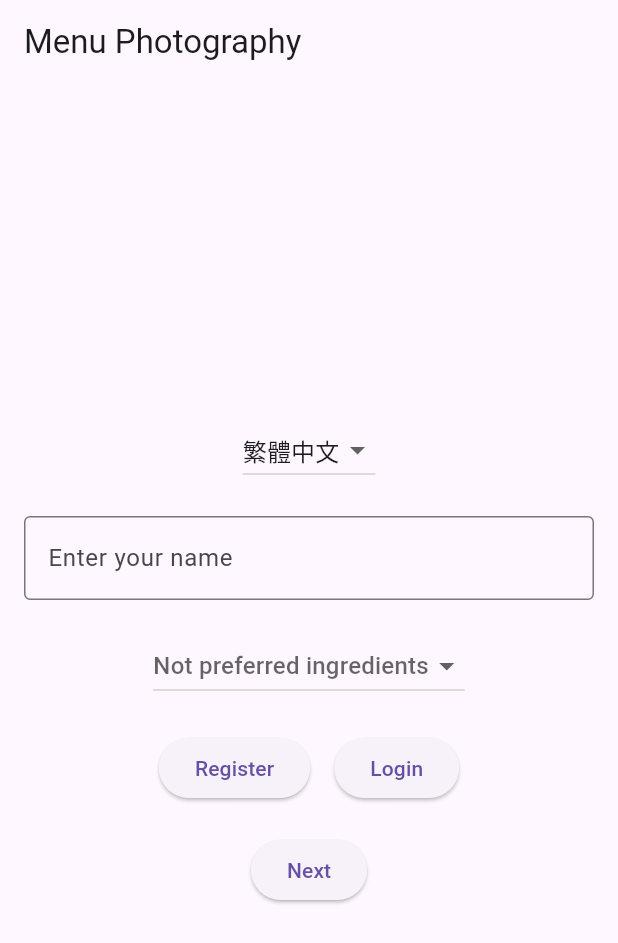
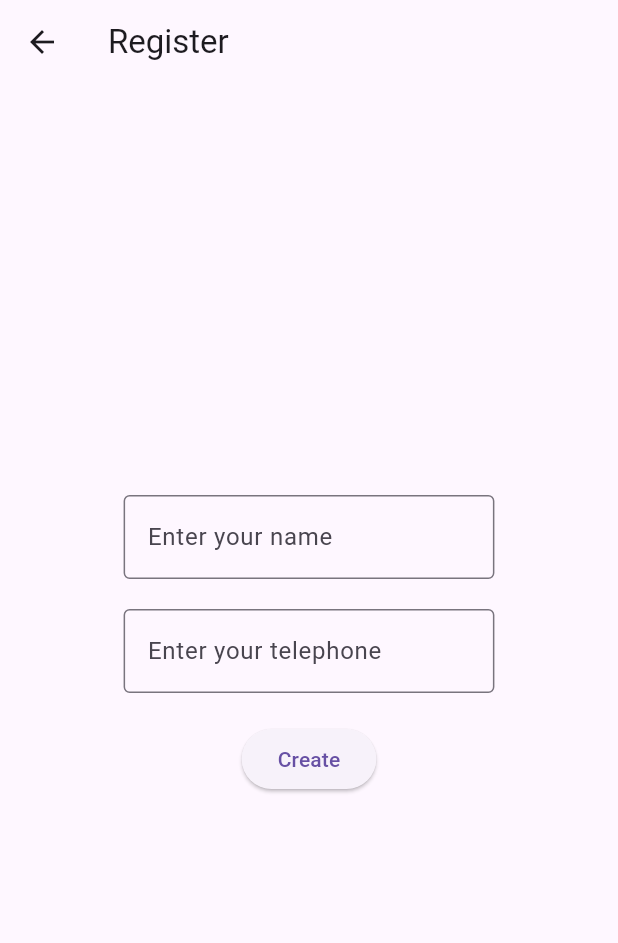
Before and after one commit to neomichael/teampro4, a Flutter app: the screen it shows after launch, after a tap on "Register", on a phone screen of 412 x 824 dp. Shown: the top 943 px of the screen. Run offline on Flutter 3.47's test engine with Material 3 defaults, Android fonts, the phone set to English and light mode, and no system bars; our stand-ins replace image_gallery_saver, image_picker; generated files the repository leaves out were written again.

Commit message:
New function implement
1.registration_page.dart : It supports user account creation and save to csv file.
2.csv_helper.dart: It create the csv and update customer data.

```diff
--- /dev/null
+++ b/lib/csv_helper.dart
@@ -0,0 +1,17 @@
+import 'dart:io';
+import 'package:path_provider/path_provider.dart';
+
+class CSVHelper {
+  static Future<void> saveInfo(String name, String telephone) async {
+    final Directory directory = await getApplicationDocumentsDirectory();
+    final String path = '${directory.path}/info.csv';
+    final File file = File(path);
+
+    final bool fileExists = await file.exists();
+    if (!fileExists) {
+      await file.writeAsString('Name,Telephone\n');
+    }
+
+    await file.writeAsString('$name,$telephone\n', mode: FileMode.append);
+  }
+}
--- a/lib/entrance_page.dart
+++ b/lib/entrance_page.dart
@@ -3,6 +3,7 @@ import 'package:flutter_gen/gen_l10n/app_localizations.dart';
 import 'photo_taking.dart';
 import 'dart:io';
 import 'main.dart'; // Import the MyApp class
+import 'registration_page.dart';
 
 class EntrancePage extends StatefulWidget {
   @override
@@ -97,7 +98,12 @@ class _EntrancePageState extends State<EntrancePage> {
                   children: [
                     ElevatedButton(
                       onPressed: () {
-                        print('Register as new user');
+                        Navigator.push(
+                          context,
+                          MaterialPageRoute(
+                            builder: (context) => RegistrationPage(),
+                          ),
+                        );
                       },
                       child: Text(AppLocalizations.of(context)!.register),
                     ),
--- a/lib/l10n/app_en.arb
+++ b/lib/l10n/app_en.arb
@@ -2,6 +2,7 @@
     "menuPhotography": "Menu Photography",
     "selectLanguage": "Select Language",
     "enterName": "Enter your name",
+    "enterTelephone": "Enter your telephone",
     "notPreferred": "Not preferred ingredients",
     "register": "Register",
     "login": "Login",
@@ -12,5 +13,6 @@
     "saveImage": "Save Image",
     "changeLanguage": "Change Language",
     "imageSaved": "Image saved successfully",
-    "imageSaveError": "Failed to save image"
+    "imageSaveError": "Failed to save image",
+    "create": "Create"
 }
--- a/lib/l10n/app_ja.arb
+++ b/lib/l10n/app_ja.arb
@@ -2,6 +2,7 @@
     "menuPhotography": "メニュー撮影",
     "selectLanguage": "言語を選択",
     "enterName": "名前を入力してください",
+    "enterTelephone": "輸入您的電話",
     "notPreferred": "好まない食材",
     "register": "登録",
     "login": "ログイン",
@@ -12,5 +13,6 @@
     "saveImage": "画像を保存",
     "changeLanguage": "言語を変更",
     "imageSaved": "画像が正常に保存されました",
-    "imageSaveError": "画像の保存に失敗しました"
+    "imageSaveError": "画像の保存に失敗しました",
+    "create": "作成"
 }
--- a/lib/l10n/app_ko.arb
+++ b/lib/l10n/app_ko.arb
@@ -2,6 +2,7 @@
     "menuPhotography": "메뉴 촬영",
     "selectLanguage": "언어 선택",
     "enterName": "이름을 입력하세요",
+    "enterTelephone": "전화번호를 입력하세요",
     "notPreferred": "선호하지 않는 재료",
     "register": "등록",
     "login": "로그인",
@@ -12,6 +13,6 @@
     "saveImage": "이미지 저장",
     "changeLanguage": "언어 변경",
     "imageSaved": "이미지가 성공적으로 저장되었습니다",
-    "imageSaveError": "이미지 저장 실패"
-
+    "imageSaveError": "이미지 저장 실패",
+    "create": "만들기"
 }
--- a/lib/l10n/app_zh.arb
+++ b/lib/l10n/app_zh.arb
@@ -2,6 +2,7 @@
     "menuPhotography": "菜单拍摄",
     "selectLanguage": "选择语言",
     "enterName": "输入您的名字",
+    "enterTelephone": "输入您的电话",
     "notPreferred": "不喜欢的食材",
     "register": "注册",
     "login": "登录",
@@ -12,5 +13,6 @@
     "saveImage": "保存图片",
     "changeLanguage": "更改语言",
     "imageSaved": "图片已成功保存",
-    "imageSaveError": "保存图片失败"
+    "imageSaveError": "保存图片失败",
+    "create": "创建"
 }
--- a/lib/l10n/app_zh_CN.arb
+++ b/lib/l10n/app_zh_CN.arb
@@ -2,6 +2,7 @@
     "menuPhotography": "菜单拍摄",
     "selectLanguage": "选择语言",
     "enterName": "输入您的名字",
+    "enterTelephone": "输入您的电话",
     "notPreferred": "不喜欢的食材",
     "register": "注册",
     "login": "登录",
@@ -12,5 +13,6 @@
     "saveImage": "保存图片",
     "changeLanguage": "更改语言",
     "imageSaved": "图片已成功保存",
-    "imageSaveError": "保存图片失败"
+    "imageSaveError": "保存图片失败",
+    "create": "创建"
 }
--- a/lib/l10n/app_zh_TW.arb
+++ b/lib/l10n/app_zh_TW.arb
@@ -2,6 +2,7 @@
     "menuPhotography": "菜單拍攝",
     "selectLanguage": "選擇語言",
     "enterName": "輸入您的名字",
+    "enterTelephone": "輸入您的電話",
     "notPreferred": "不喜歡的食材",
     "register": "註冊",
     "login": "登入",
@@ -12,5 +13,6 @@
     "saveImage": "儲存圖片",
     "changeLanguage": "更改語言",
     "imageSaved": "圖片已成功儲存",
-    "imageSaveError": "儲存圖片失敗"
+    "imageSaveError": "儲存圖片失敗",
+    "create": "建立"
 }
--- /dev/null
+++ b/lib/registration_page.dart
@@ -0,0 +1,97 @@
+import 'package:flutter/material.dart';
+import 'package:flutter_gen/gen_l10n/app_localizations.dart';
+import 'dart:io';
+import 'package:path_provider/path_provider.dart';
+import 'csv_helper.dart'; // Helper class for CSV operations
+
+class RegistrationPage extends StatefulWidget {
+  @override
+  _RegistrationPageState createState() => _RegistrationPageState();
+}
+
+class _RegistrationPageState extends State<RegistrationPage> {
+  final TextEditingController _nameController = TextEditingController();
+  final TextEditingController _telephoneController = TextEditingController();
+  bool _isSaved = false;
+
+  @override
+  Widget build(BuildContext context) {
+    final double screenWidth = MediaQuery.of(context).size.width;
+    final double textBoxWidth = screenWidth * 0.6;
+
+    return Scaffold(
+      appBar: AppBar(
+        title: Text(AppLocalizations.of(context)!.register),
+      ),
+      body: Center(
+        child: SingleChildScrollView(
+          child: Padding(
+            padding: EdgeInsets.all(16.0),
+            child: Column(
+              mainAxisAlignment: MainAxisAlignment.center,
+              crossAxisAlignment: CrossAxisAlignment.center,
+              children: [
+                Container(
+                  width: textBoxWidth,
+                  child: TextField(
+                    controller: _nameController,
+                    decoration: InputDecoration(
+                      labelText: AppLocalizations.of(context)!.enterName,
+                      border: OutlineInputBorder(),
+                    ),
+                    style: TextStyle(fontSize: 16),
+                  ),
+                ),
+                SizedBox(height: 20),
+                Container(
+                  width: textBoxWidth,
+                  child: TextField(
+                    controller: _telephoneController,
+                    decoration: InputDecoration(
+                      labelText: AppLocalizations.of(context)!.enterTelephone,
+                      border: OutlineInputBorder(),
+                    ),
+                    style: TextStyle(fontSize: 16),
+                  ),
+                ),
+                SizedBox(height: 20),
+                ElevatedButton(
+                  onPressed: _saveInfo,
+                  child: Text(AppLocalizations.of(context)!.create),
+                ),
+                SizedBox(height: 20),
+                if (_isSaved)
+                  Text(
+                    'Information is saved',
+                    style: TextStyle(color: Colors.green),
+                  ),
+              ],
+            ),
+          ),
+        ),
+      ),
+    );
+  }
+
+  void _saveInfo() async {
+    final String name = _nameController.text;
+    final String telephone = _telephoneController.text;
+
+    if (name.isNotEmpty && telephone.isNotEmpty) {
+      final Directory directory = await getApplicationDocumentsDirectory();
+      final String path = '${directory.path}/info.csv';
+      final File file = File(path);
+
+      final bool fileExists = await file.exists();
+      if (!fileExists) {
+        await file.writeAsString('Name,Telephone\n');
+      }
+
+      await file.writeAsString('$name,$telephone\n', mode: FileMode.append);
+
+      setState(() {
+        _isSaved = true;
+      });
+    }
+  }
+}
--- a/pubspec.yaml
+++ b/pubspec.yaml
@@ -16,6 +16,7 @@ dependencies:
   image_gallery_saver: ^2.0.3
   image_picker: ^1.0.7
   image: ^4.0.17
+  path_provider: ^2.0.11
 
 flutter:
   uses-material-design: true
```
Also changed, not shown: pubspec.lock.
